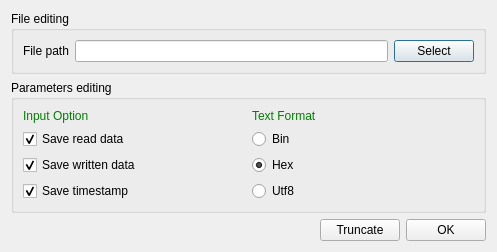
x-tools-author/x-tools, file src/pages/page/output/save2file/SAKOutputSave2FileDialog.ui: the form before one commit.
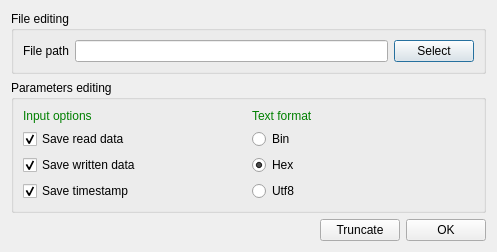
The form after the commit.

The edit to the form file:
```diff
--- a/src/pages/page/output/save2file/SAKOutputSave2FileDialog.ui
+++ b/src/pages/page/output/save2file/SAKOutputSave2FileDialog.ui
@@ -141,7 +141,7 @@
 }</string>
         </property>
         <property name="text">
-         <string>Text Format</string>
+         <string>Text format</string>
         </property>
        </widget>
       </item>
@@ -153,7 +153,7 @@
 }</string>
         </property>
         <property name="text">
-         <string>Input Option</string>
+         <string>Input options</string>
         </property>
        </widget>
       </item>
```
